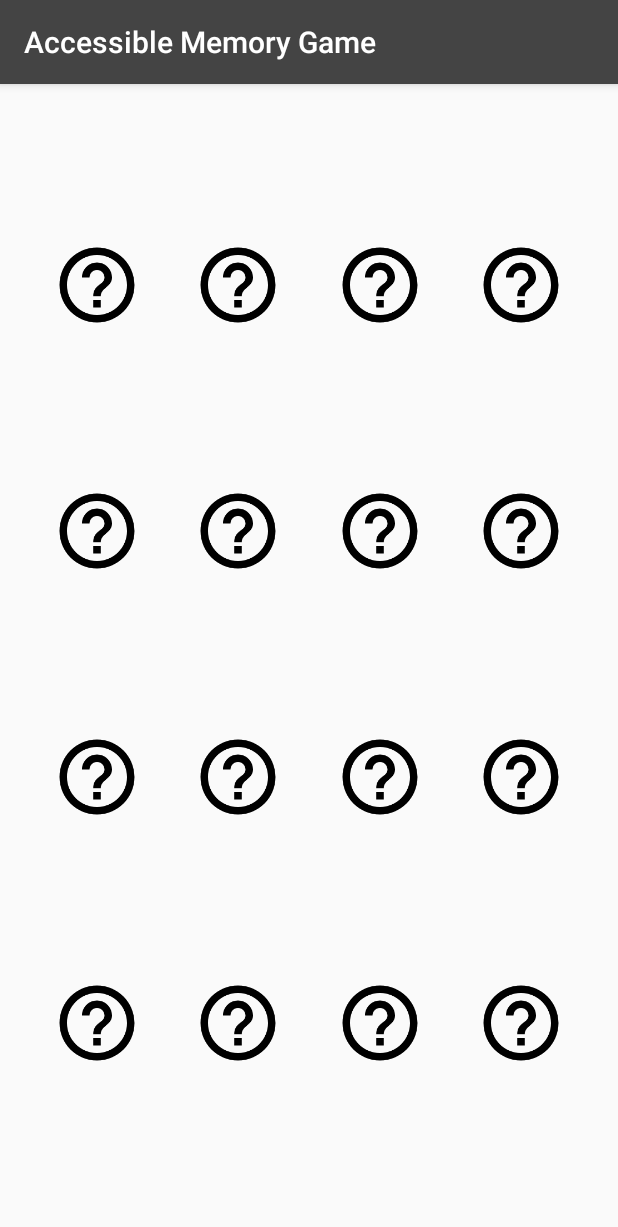
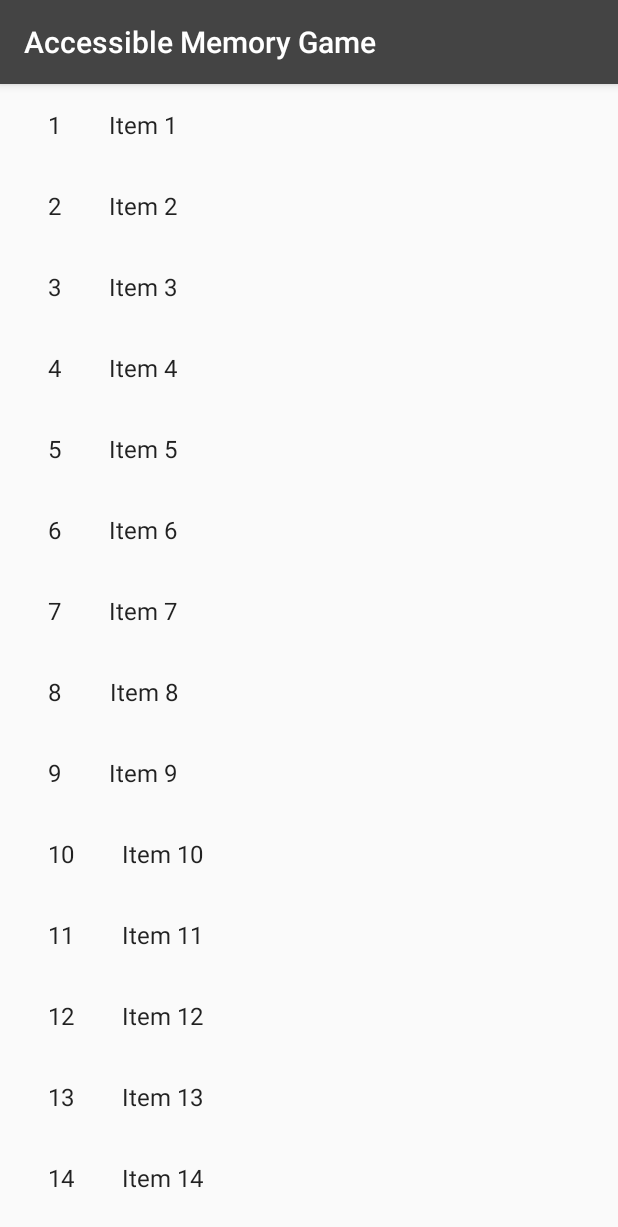
Before and after one commit to danielminami/accessible_memory_game_shopify, an Android app: the screen it shows after launch (MainActivity), after a tap on "SETTINGS", on a phone screen of 412 x 824 dp. Shown: the top 1227 px of the screen. Run offline under Robolectric (Android 15) with nearby library versions, the phone set to English and light mode, and no system bars; our stand-ins replace ButterKnife; pictures from the network do not load.

Commit message:
Added Settings Fragment. Fixed WinnerCheck Bug.

```diff
--- a/app/build.gradle
+++ b/app/build.gradle
@@ -31,6 +31,7 @@ dependencies {
     implementation 'com.android.support:support-compat:28.0.0'
     implementation 'com.android.support.constraint:constraint-layout:1.1.3'
     implementation 'android.arch.lifecycle:extensions:1.1.1'
+    implementation 'com.android.support:recyclerview-v7:28.0.0'
     testImplementation 'junit:junit:4.12'
     androidTestImplementation 'com.android.support.test:runner:1.0.2'
     androidTestImplementation 'com.android.support.test.espresso:espresso-core:3.0.2'
--- a/app/src/main/java/com/minamid/accessiblememorygame/ui/GameFragment.java
+++ b/app/src/main/java/com/minamid/accessiblememorygame/ui/GameFragment.java
@@ -3,6 +3,7 @@ package com.minamid.accessiblememorygame.ui;
 import android.app.AlertDialog;
 import android.arch.lifecycle.Observer;
 import android.arch.lifecycle.ViewModelProviders;
+import android.content.DialogInterface;
 import android.os.Bundle;
 import android.support.annotation.NonNull;
 import android.support.annotation.Nullable;
@@ -248,7 +249,12 @@ public class GameFragment extends CustomFragment {
                     AlertDialog.Builder alert = new AlertDialog.Builder(getContext());
                     alert.setTitle("Good Job!");
                     alert.setMessage(message);
-                    alert.setPositiveButton("Return to Lobby",null);
+                    alert.setPositiveButton("Return to Lobby", new DialogInterface.OnClickListener() {
+                        @Override
+                        public void onClick(DialogInterface dialog, int which) {
+                            getActivity().onBackPressed();
+                        }
+                    });
                     alert.show();
                 }
                 Log.d("onChanged", "Winner Observer: " + aBoolean.toString());
@@ -288,7 +294,7 @@ public class GameFragment extends CustomFragment {
     }
 
     private void bindImage(MemoryCard... memoryCard) {
-
+        // TODO: Refactor to remove Glide Repetition
         for (MemoryCard card : memoryCard) {
             if (card != null) {
                 if (!card.isFound()) {
--- a/app/src/main/java/com/minamid/accessiblememorygame/ui/GameViewModel.java
+++ b/app/src/main/java/com/minamid/accessiblememorygame/ui/GameViewModel.java
@@ -224,7 +224,6 @@ public class GameViewModel extends ViewModel {
                 updateObservable(previousCardRevealed, memoryCard);
                 if (checkIsWinner()) {
                     updateObservableEnableClick(false);
-                    isWinnerLiveData.setValue(true);
                     return;
                 }
                 updateObservable(memoryCard, previousCardRevealed);
--- a/app/src/main/java/com/minamid/accessiblememorygame/ui/MainFragment.java
+++ b/app/src/main/java/com/minamid/accessiblememorygame/ui/MainFragment.java
@@ -58,7 +58,7 @@ public class MainFragment extends CustomFragment {
             public void onClick(View v) {
                 // TODO: Create the settings screen
                 // TODO: Option for sound after Matching ???
-                navigateTo(GameFragment.newInstance(), true);
+                navigateTo(SettingsFragment.newInstance(1), true);
             }
         });
 
--- /dev/null
+++ b/app/src/main/java/com/minamid/accessiblememorygame/ui/SettingsFragment.java
@@ -0,0 +1,114 @@
+package com.minamid.accessiblememorygame.ui;
+
+import android.content.Context;
+import android.os.Bundle;
+import android.support.v4.app.Fragment;
+import android.support.v7.widget.GridLayoutManager;
+import android.support.v7.widget.LinearLayoutManager;
+import android.support.v7.widget.RecyclerView;
+import android.view.LayoutInflater;
+import android.view.View;
+import android.view.ViewGroup;
+
+import com.minamid.accessiblememorygame.R;
+import com.minamid.accessiblememorygame.ui.dummy.DummyContent;
+import com.minamid.accessiblememorygame.ui.dummy.DummyContent.DummyItem;
+
+import java.util.List;
+
+/**
+ * A fragment representing a list of Items.
+ * <p/>
+ * Activities containing this fragment MUST implement the {@link OnListFragmentInteractionListener}
+ * interface.
+ */
+public class SettingsFragment extends Fragment {
+
+    // TODO: Customize parameter argument names
+    private static final String ARG_COLUMN_COUNT = "column-count";
+    // TODO: Customize parameters
+    private int mColumnCount = 1;
+    private OnListFragmentInteractionListener mListener;
+
+    /**
+     * Mandatory empty constructor for the fragment manager to instantiate the
+     * fragment (e.g. upon screen orientation changes).
+     */
+    public SettingsFragment() {
+    }
+
+    // TODO: Customize parameter initialization
+    @SuppressWarnings("unused")
+    public static SettingsFragment newInstance(int columnCount) {
+        SettingsFragment fragment = new SettingsFragment();
+        Bundle args = new Bundle();
+        args.putInt(ARG_COLUMN_COUNT, columnCount);
+        fragment.setArguments(args);
+        return fragment;
+    }
+
+    @Override
+    public void onCreate(Bundle savedInstanceState) {
+        super.onCreate(savedInstanceState);
+
+        if (getArguments() != null) {
+            mColumnCount = getArguments().getInt(ARG_COLUMN_COUNT);
+        }
+    }
+
+    @Override
+    public View onCreateView(LayoutInflater inflater, ViewGroup container,
+                             Bundle savedInstanceState) {
+        View view = inflater.inflate(R.layout.fragment_item_list, container, false);
+
+        // Set the adapter
+        if (view instanceof RecyclerView) {
+            Context context = view.getContext();
+            RecyclerView recyclerView = (RecyclerView) view;
+            if (mColumnCount <= 1) {
+                recyclerView.setLayoutManager(new LinearLayoutManager(context));
+            } else {
+                recyclerView.setLayoutManager(new GridLayoutManager(context, mColumnCount));
+            }
+            recyclerView.setAdapter(new SettingsRecyclerViewAdapter(DummyContent.ITEMS, mListener));
+        }
+        return view;
+    }
+
+
+    @Override
+    public void onAttach(Context context) {
+        super.onAttach(context);
+
+//        if (context instanceof OnListFragmentInteractionListener) {
+//            mListener = (OnListFragmentInteractionListener) context;
+//        } else {
+//            throw new RuntimeException(context.toString()
+//                    + " must implement OnListFragmentInteractionListener");
+//        }
+    }
+
+    @Override
+    public void onDetach() {
+        super.onDetach();
+        mListener = null;
+    }
+
+
+
+    /**
+     * This interface must be implemented by activities that contain this
+     * fragment to allow an interaction in this fragment to be communicated
+     * to the activity and potentially other fragments contained in that
+     * activity.
+     * <p/>
+     * See the Android Training lesson <a href=
+     * "http://developer.android.com/training/basics/fragments/communicating.html"
+     * >Communicating with Other Fragments</a> for more information.
+     */
+    public interface OnListFragmentInteractionListener {
+        // TODO: Update argument type and name
+        void onListFragmentInteraction(DummyItem item);
+    }
+
+}
--- /dev/null
+++ b/app/src/main/java/com/minamid/accessiblememorygame/ui/SettingsRecyclerViewAdapter.java
@@ -0,0 +1,78 @@
+package com.minamid.accessiblememorygame.ui;
+
+import android.support.v7.widget.RecyclerView;
+import android.view.LayoutInflater;
+import android.view.View;
+import android.view.ViewGroup;
+import android.widget.TextView;
+
+import com.minamid.accessiblememorygame.R;
+import com.minamid.accessiblememorygame.ui.SettingsFragment.OnListFragmentInteractionListener;
+import com.minamid.accessiblememorygame.ui.dummy.DummyContent.DummyItem;
+
+import java.util.List;
+
+/**
+ * {@link RecyclerView.Adapter} that can display a {@link DummyItem} and makes a call to the
+ * specified {@link OnListFragmentInteractionListener}.
+ * TODO: Replace the implementation with code for your data type.
+ */
+public class SettingsRecyclerViewAdapter extends RecyclerView.Adapter<SettingsRecyclerViewAdapter.ViewHolder> {
+
+    private final List<DummyItem> mValues;
+    private final OnListFragmentInteractionListener mListener;
+
+    public SettingsRecyclerViewAdapter(List<DummyItem> items, OnListFragmentInteractionListener listener) {
+        mValues = items;
+        mListener = listener;
+    }
+
+    @Override
+    public ViewHolder onCreateViewHolder(ViewGroup parent, int viewType) {
+        View view = LayoutInflater.from(parent.getContext())
+                .inflate(R.layout.fragment_item, parent, false);
+        return new ViewHolder(view);
+    }
+
+    @Override
+    public void onBindViewHolder(final ViewHolder holder, int position) {
+        holder.mItem = mValues.get(position);
+        holder.mIdView.setText(mValues.get(position).id);
+        holder.mContentView.setText(mValues.get(position).content);
+
+        holder.mView.setOnClickListener(new View.OnClickListener() {
+            @Override
+            public void onClick(View v) {
+                if (null != mListener) {
+                    // Notify the active callbacks interface (the activity, if the
+                    // fragment is attached to one) that an item has been selected.
+                    mListener.onListFragmentInteraction(holder.mItem);
+                }
+            }
+        });
+    }
+
+    @Override
+    public int getItemCount() {
+        return mValues.size();
+    }
+
+    public class ViewHolder extends RecyclerView.ViewHolder {
+        public final View mView;
+        public final TextView mIdView;
+        public final TextView mContentView;
+        public DummyItem mItem;
+
+        public ViewHolder(View view) {
+            super(view);
+            mView = view;
+            mIdView = (TextView) view.findViewById(R.id.item_number);
+            mContentView = (TextView) view.findViewById(R.id.content);
+        }
+
+        @Override
+        public String toString() {
+            return super.toString() + " '" + mContentView.getText() + "'";
+        }
+    }
+}
--- /dev/null
+++ b/app/src/main/java/com/minamid/accessiblememorygame/ui/dummy/DummyContent.java
@@ -0,0 +1,72 @@
+package com.minamid.accessiblememorygame.ui.dummy;
+
+import java.util.ArrayList;
+import java.util.HashMap;
+import java.util.List;
+import java.util.Map;
+
+/**
+ * Helper class for providing sample content for user interfaces created by
+ * Android template wizards.
+ * <p>
+ * TODO: Replace all uses of this class before publishing your app.
+ */
+public class DummyContent {
+
+    /**
+     * An array of sample (dummy) items.
+     */
+    public static final List<DummyItem> ITEMS = new ArrayList<DummyItem>();
+
+    /**
+     * A map of sample (dummy) items, by ID.
+     */
+    public static final Map<String, DummyItem> ITEM_MAP = new HashMap<String, DummyItem>();
+
+    private static final int COUNT = 25;
+
+    static {
+        // Add some sample items.
+        for (int i = 1; i <= COUNT; i++) {
+            addItem(createDummyItem(i));
+        }
+    }
+
+    private static void addItem(DummyItem item) {
+        ITEMS.add(item);
+        ITEM_MAP.put(item.id, item);
+    }
+
+    private static DummyItem createDummyItem(int position) {
+        return new DummyItem(String.valueOf(position), "Item " + position, makeDetails(position));
+    }
+
+    private static String makeDetails(int position) {
+        StringBuilder builder = new StringBuilder();
+        builder.append("Details about Item: ").append(position);
+        for (int i = 0; i < position; i++) {
+            builder.append("\nMore details information here.");
+        }
+        return builder.toString();
+    }
+
+    /**
+     * A dummy item representing a piece of content.
+     */
+    public static class DummyItem {
+        public final String id;
+        public final String content;
+        public final String details;
+
+        public DummyItem(String id, String content, String details) {
+            this.id = id;
+            this.content = content;
+            this.details = details;
+        }
+
+        @Override
+        public String toString() {
+            return content;
+        }
+    }
+}
--- /dev/null
+++ b/app/src/main/res/layout/fragment_item.xml
@@ -0,0 +1,20 @@
+<?xml version="1.0" encoding="utf-8"?>
+<LinearLayout xmlns:android="http://schemas.android.com/apk/res/android"
+    android:layout_width="wrap_content"
+    android:layout_height="wrap_content"
+    android:orientation="horizontal">
+
+    <TextView
+        android:id="@+id/item_number"
+        android:layout_width="wrap_content"
+        android:layout_height="wrap_content"
+        android:layout_margin="@dimen/text_margin"
+        android:textAppearance="?attr/textAppearanceListItem" />
+
+    <TextView
+        android:id="@+id/content"
+        android:layout_width="wrap_content"
+        android:layout_height="wrap_content"
+        android:layout_margin="@dimen/text_margin"
+        android:textAppearance="?attr/textAppearanceListItem" />
+</LinearLayout>
--- /dev/null
+++ b/app/src/main/res/layout/fragment_item_list.xml
@@ -0,0 +1,13 @@
+<?xml version="1.0" encoding="utf-8"?>
+<android.support.v7.widget.RecyclerView xmlns:android="http://schemas.android.com/apk/res/android"
+    xmlns:app="http://schemas.android.com/apk/res-auto"
+    xmlns:tools="http://schemas.android.com/tools"
+    android:id="@+id/list"
+    android:name="com.minamid.accessiblememorygame.ui.SettingsFragment"
+    android:layout_width="match_parent"
+    android:layout_height="match_parent"
+    android:layout_marginLeft="16dp"
+    android:layout_marginRight="16dp"
+    app:layoutManager="LinearLayoutManager"
+    tools:context=".ui.SettingsFragment"
+    tools:listitem="@layout/fragment_item" />
--- a/app/src/main/res/layout/game_fragment.xml
+++ b/app/src/main/res/layout/game_fragment.xml
@@ -10,6 +10,7 @@
     <android.support.constraint.ConstraintLayout
         android:layout_width="match_parent"
         android:layout_height="match_parent"
+        android:background="#FFFFFF"
         tools:context=".ui.GameFragment">
 
         <com.minamid.accessiblememorygame.model.MemoryCard
--- a/app/src/main/res/layout/main_fragment.xml
+++ b/app/src/main/res/layout/main_fragment.xml
@@ -8,13 +8,45 @@
     android:layout_height="match_parent"
     tools:context=".ui.MainFragment">
 
+    <ImageView
+        android:id="@+id/imageView"
+        android:layout_width="0dp"
+        android:layout_height="wrap_content"
+        android:layout_marginStart="16dp"
+        android:layout_marginTop="16dp"
+        android:layout_marginEnd="16dp"
+        android:layout_marginBottom="16dp"
+        android:contentDescription="@string/txt_img_main"
+        app:layout_constraintBottom_toTopOf="@+id/welcomeHeader"
+        app:layout_constraintEnd_toEndOf="parent"
+        app:layout_constraintStart_toStartOf="parent"
+        app:layout_constraintTop_toTopOf="parent"
+        app:layout_constraintVertical_chainStyle="spread_inside" />
+
+    <TextView
+        android:id="@+id/welcomeHeader"
+        android:layout_width="0dp"
+        android:layout_height="wrap_content"
+        android:layout_marginStart="16dp"
+        android:layout_marginTop="16dp"
+        android:layout_marginEnd="16dp"
+        android:fontFamily="sans-serif"
+        android:text="Welcome to Accessible Memory Game"
+        android:textAppearance="@style/TextAppearance.AppCompat"
+        android:textColor="@color/colorPrimaryDark"
+        android:textSize="20dp"
+        app:layout_constraintBottom_toTopOf="@+id/welcomeMessage"
+        app:layout_constraintEnd_toEndOf="parent"
+        app:layout_constraintStart_toStartOf="parent"
+        app:layout_constraintTop_toBottomOf="@+id/imageView" />
+
     <TextView
         android:id="@+id/welcomeMessage"
         android:layout_width="0dp"
         android:layout_height="wrap_content"
         android:layout_marginStart="16dp"
-        android:layout_marginTop="8dp"
         android:layout_marginEnd="16dp"
+        android:layout_marginBottom="16dp"
         android:contentDescription="@string/contentDescription_text_welcome"
         android:fontFamily="sans-serif"
         android:lineSpacingExtra="8dp"
@@ -24,7 +56,6 @@
         android:textSize="14dp"
         app:layout_constraintBottom_toTopOf="@+id/button_start_game"
         app:layout_constraintEnd_toEndOf="parent"
-        app:layout_constraintHorizontal_bias="1.0"
         app:layout_constraintStart_toStartOf="parent"
         app:layout_constraintTop_toBottomOf="@+id/welcomeHeader" />
 
@@ -44,28 +75,12 @@
         app:layout_constraintStart_toStartOf="parent"
         app:layout_constraintTop_toBottomOf="@+id/welcomeMessage" />
 
-    <ImageView
-        android:id="@+id/imageView"
-        android:layout_width="0dp"
-        android:layout_height="wrap_content"
-        android:layout_marginStart="16dp"
-        android:layout_marginTop="16dp"
-        android:layout_marginEnd="16dp"
-        android:contentDescription="@string/txt_img_main"
-        app:layout_constraintBottom_toTopOf="@+id/welcomeHeader"
-        app:layout_constraintEnd_toEndOf="parent"
-        app:layout_constraintHorizontal_bias="1.0"
-        app:layout_constraintStart_toStartOf="parent"
-        app:layout_constraintTop_toTopOf="parent"
-        app:layout_constraintVertical_chainStyle="spread_inside" />
-
     <Button
         android:id="@+id/button_settings"
         style="@android:style/Widget.DeviceDefault.Button"
         android:layout_width="0dp"
         android:layout_height="48dp"
         android:layout_marginStart="16dp"
-        android:layout_marginTop="8dp"
         android:layout_marginEnd="16dp"
         android:layout_marginBottom="16dp"
         android:background="@android:color/background_light"
@@ -75,22 +90,5 @@
         app:layout_constraintStart_toStartOf="parent"
         app:layout_constraintTop_toBottomOf="@+id/button_start_game" />
 
-    <TextView
-        android:id="@+id/welcomeHeader"
-        android:layout_width="0dp"
-        android:layout_height="wrap_content"
-        android:layout_marginStart="16dp"
-        android:layout_marginTop="16dp"
-        android:layout_marginEnd="16dp"
-        android:fontFamily="sans-serif"
-        android:text="Welcome to Accessible Memory Game"
-        android:textAppearance="@style/TextAppearance.AppCompat"
-        android:textColor="@color/colorPrimaryDark"
-        android:textSize="20dp"
-        app:layout_constraintBottom_toTopOf="@+id/welcomeMessage"
-        app:layout_constraintEnd_toEndOf="parent"
-        app:layout_constraintStart_toStartOf="parent"
-        app:layout_constraintTop_toBottomOf="@+id/imageView" />
-
 
 </android.support.constraint.ConstraintLayout>
--- /dev/null
+++ b/app/src/main/res/values/dimens.xml
@@ -0,0 +1,4 @@
+<?xml version="1.0" encoding="utf-8"?>
+<resources>
+    <dimen name="text_margin">16dp</dimen>
+</resources>
```
